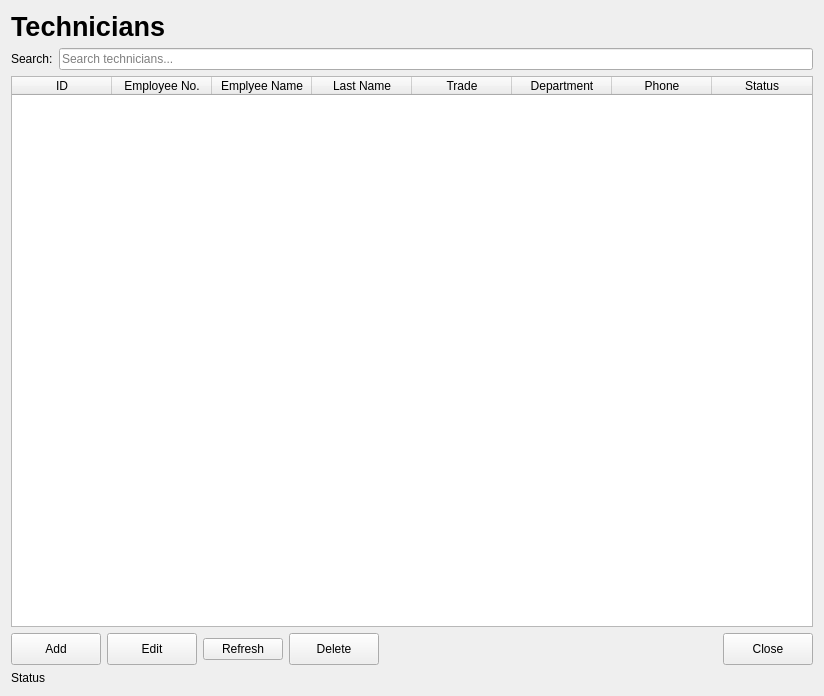
Above: app/ui/forms/technicians_page.ui from Apie-dup/MaintenanceSystem before the change. Below: the same form after it.
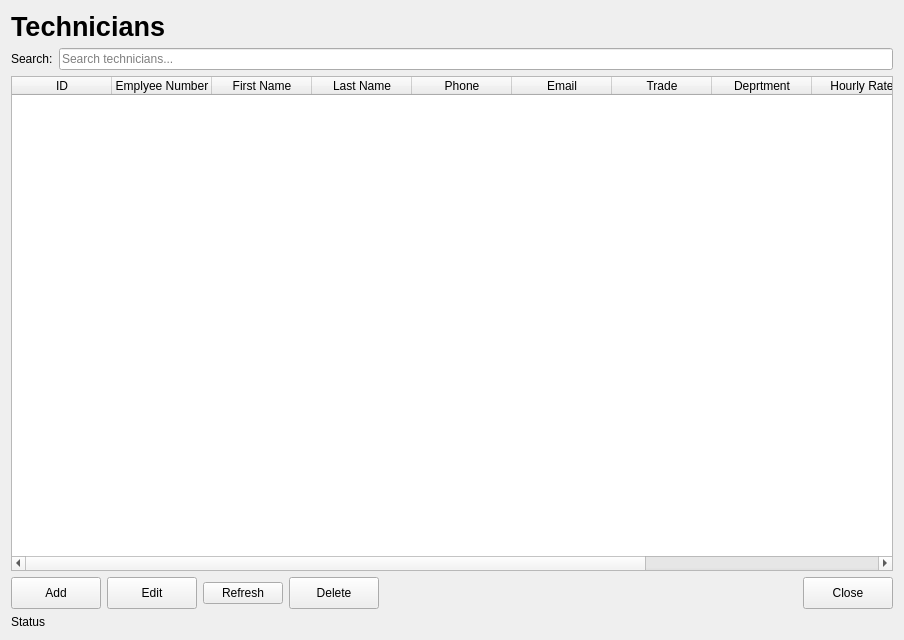
That is the form after the change.

Diff of the .ui file:
```diff
--- a/app/ui/forms/technicians_page.ui
+++ b/app/ui/forms/technicians_page.ui
@@ -6,8 +6,8 @@
    <rect>
     <x>0</x>
     <y>0</y>
-    <width>824</width>
-    <height>696</height>
+    <width>904</width>
+    <height>640</height>
    </rect>
   </property>
   <property name="windowTitle">
@@ -66,12 +66,12 @@
      </column>
      <column>
       <property name="text">
-       <string>Employee No.</string>
+       <string>Emplyee Number</string>
       </property>
      </column>
      <column>
       <property name="text">
-       <string>Emplyee Name</string>
+       <string>First Name</string>
       </property>
      </column>
      <column>
@@ -79,26 +79,41 @@
        <string>Last Name</string>
       </property>
      </column>
-     <column>
-      <property name="text">
-       <string>Trade</string>
-      </property>
-     </column>
-     <column>
-      <property name="text">
-       <string>Department</string>
-      </property>
-     </column>
      <column>
       <property name="text">
        <string>Phone</string>
       </property>
      </column>
+     <column>
+      <property name="text">
+       <string>Email</string>
+      </property>
+     </column>
+     <column>
+      <property name="text">
+       <string>Trade</string>
+      </property>
+     </column>
+     <column>
+      <property name="text">
+       <string>Deprtment</string>
+      </property>
+     </column>
+     <column>
+      <property name="text">
+       <string>Hourly Rate</string>
+      </property>
+     </column>
      <column>
       <property name="text">
        <string>Status</string>
       </property>
      </column>
+     <column>
+      <property name="text">
+       <string>Created At</string>
+      </property>
+     </column>
     </widget>
    </item>
    <item>
```
